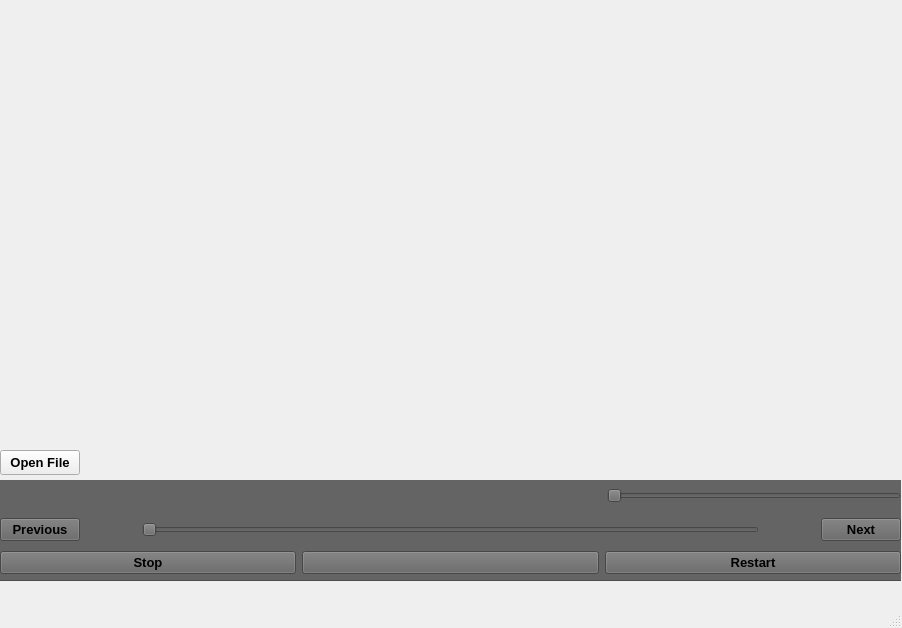
Qt form mainwindow.ui (Pottarr/QtGroove) before a commit.
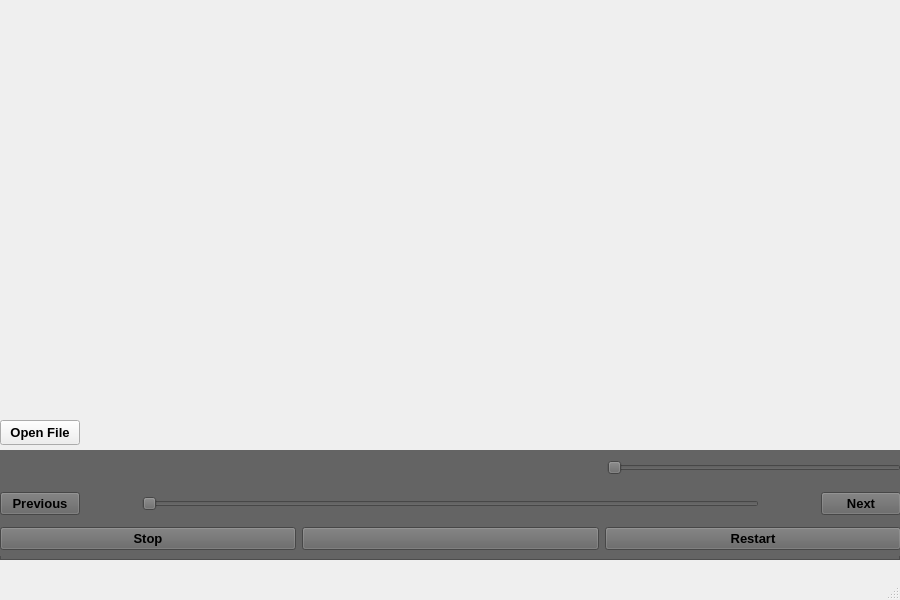
The same form after that commit.

Commit message: Added initial value for Volume Slider

Diff of the .ui file:
```diff
--- a/mainwindow.ui
+++ b/mainwindow.ui
@@ -6,8 +6,8 @@
    <rect>
     <x>0</x>
     <y>0</y>
-    <width>902</width>
-    <height>628</height>
+    <width>900</width>
+    <height>600</height>
    </rect>
   </property>
   <property name="windowTitle">
@@ -18,7 +18,7 @@
     <property name="geometry">
      <rect>
       <x>0</x>
-      <y>450</y>
+      <y>420</y>
       <width>80</width>
       <height>25</height>
      </rect>
@@ -37,9 +37,9 @@
     <property name="geometry">
      <rect>
       <x>0</x>
-      <y>480</y>
-      <width>901</width>
-      <height>101</height>
+      <y>450</y>
+      <width>900</width>
+      <height>110</height>
      </rect>
     </property>
     <property name="styleSheet">
@@ -57,7 +57,7 @@
        <x>0</x>
        <y>0</y>
        <width>901</width>
-       <height>100</height>
+       <height>106</height>
       </rect>
      </property>
      <layout class="QVBoxLayout" name="verticalLayout">
@@ -68,6 +68,9 @@
           <property name="text">
            <string/>
           </property>
+          <property name="indent">
+           <number>-1</number>
+          </property>
          </widget>
         </item>
         <item>
@@ -112,9 +115,6 @@
             <height>0</height>
            </size>
           </property>
-          <property name="maximum">
-           <number>100</number>
-          </property>
           <property name="orientation">
            <enum>Qt::Orientation::Horizontal</enum>
           </property>
@@ -264,30 +264,8 @@
      </layout>
     </widget>
    </widget>
-   <widget class="QLabel" name="songInfo">
-    <property name="geometry">
-     <rect>
-      <x>90</x>
-      <y>450</y>
-      <width>181</width>
-      <height>21</height>
-     </rect>
-    </property>
-    <property name="font">
-     <font>
-      <bold>true</bold>
-     </font>
-    </property>
-    <property name="autoFillBackground">
-     <bool>true</bool>
-    </property>
-    <property name="text">
-     <string/>
-    </property>
-    <property name="alignment">
-     <set>Qt::AlignmentFlag::AlignBottom|Qt::AlignmentFlag::AlignLeading|Qt::AlignmentFlag::AlignLeft</set>
-    </property>
-   </widget>
+   <zorder>controlPanelFrame</zorder>
+   <zorder>openFile</zorder>
   </widget>
   <widget class="QMenuBar" name="menubar">
    <property name="geometry">
```
Left out of the diff: 4 changed lines with no effect on the pictures. The commit also changes 1 other file.
